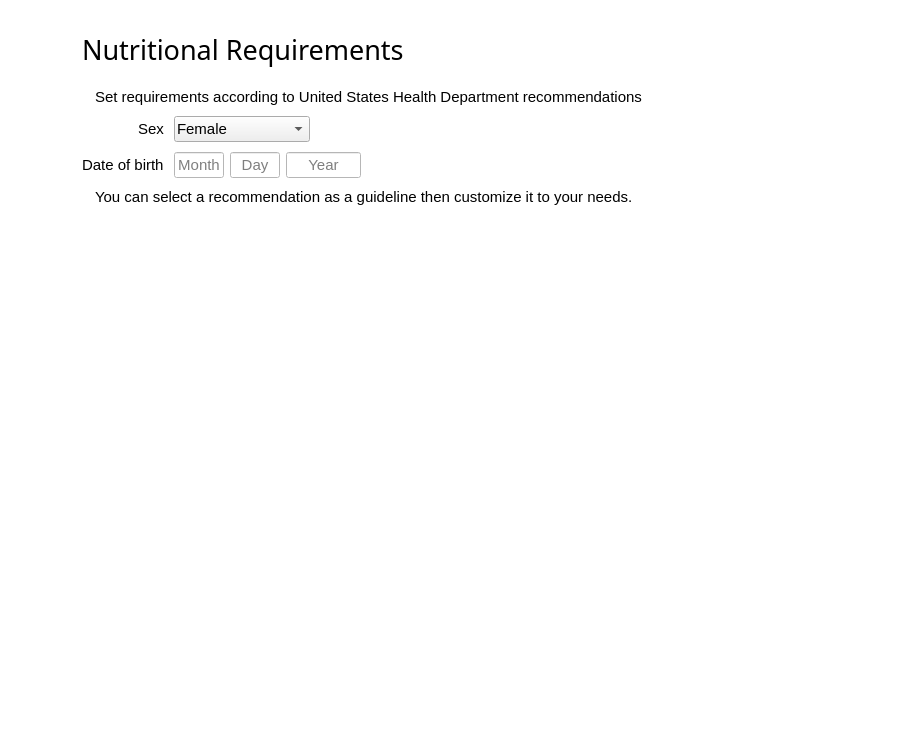
First picture: the form in ui/ui_reqwidget.ui, repository josh-minch/spartan, before the edit.
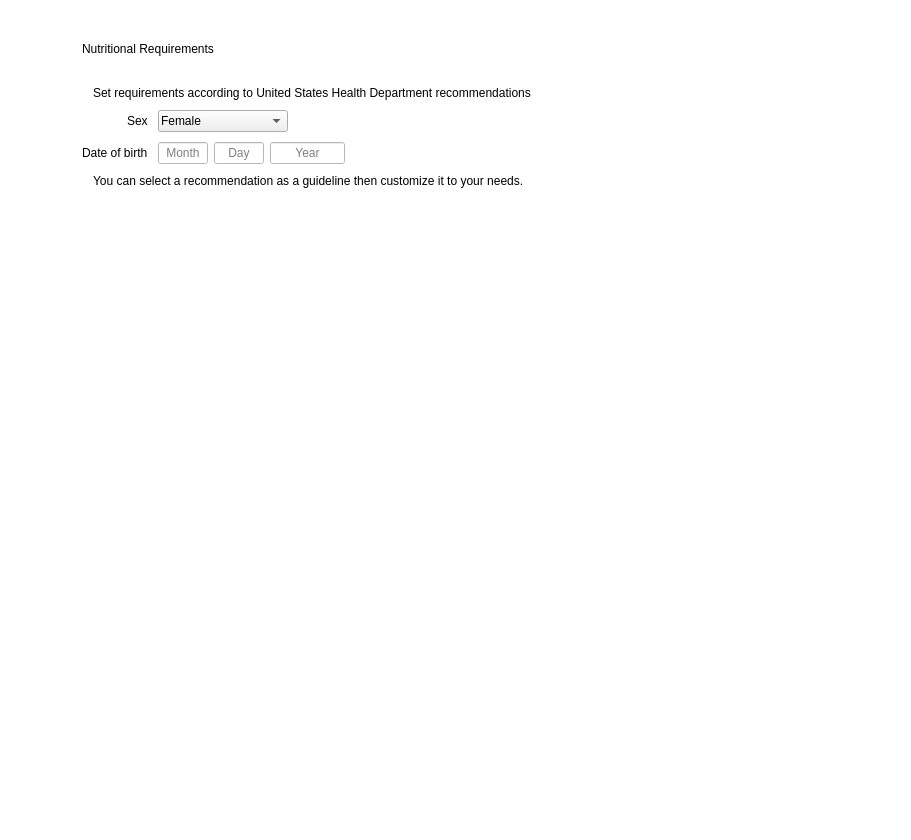
Second picture: the form after the edit. Icons and pictures are not drawn. Custom widgets are drawn as their Qt base class.

Commit message: Generalize font setting

The edit to the form file:
```diff
--- a/ui/ui_reqwidget.ui
+++ b/ui/ui_reqwidget.ui
@@ -7,7 +7,7 @@
     <x>0</x>
     <y>0</y>
     <width>911</width>
-    <height>749</height>
+    <height>840</height>
    </rect>
   </property>
   <property name="palette">
@@ -74,12 +74,6 @@
     </disabled>
    </palette>
   </property>
-  <property name="font">
-   <font>
-    <family>Segoe UI</family>
-    <pointsize>11</pointsize>
-   </font>
-  </property>
   <property name="windowTitle">
    <string>Spartan - Preferences</string>
   </property>
@@ -102,7 +96,7 @@
         <x>0</x>
         <y>0</y>
         <width>893</width>
-        <height>731</height>
+        <height>822</height>
        </rect>
       </property>
       <layout class="QGridLayout" name="gridLayout_2" rowstretch="0,0,0">
@@ -117,14 +111,6 @@
        </property>
        <item row="0" column="1">
         <widget class="QLabel" name="label">
-         <property name="font">
-          <font>
-           <family>Segoe UI Semilight</family>
-           <pointsize>20</pointsize>
-           <weight>50</weight>
-           <bold>false</bold>
-          </font>
-         </property>
          <property name="text">
           <string>Nutritional Requirements</string>
          </property>
@@ -137,12 +123,6 @@
         <layout class="QGridLayout" name="gridLayout">
          <item row="3" column="0">
           <widget class="ReqView" name="mineral_view">
-           <property name="font">
-            <font>
-             <family>Segoe UI</family>
-             <pointsize>11</pointsize>
-            </font>
-           </property>
            <property name="focusPolicy">
             <enum>Qt::NoFocus</enum>
            </property>
@@ -176,12 +156,6 @@
          </item>
          <item row="0" column="0" rowspan="2">
           <widget class="ReqView" name="macro_view">
-           <property name="font">
-            <font>
-             <family>Segoe UI</family>
-             <pointsize>11</pointsize>
-            </font>
-           </property>
            <property name="focusPolicy">
             <enum>Qt::NoFocus</enum>
            </property>
@@ -215,12 +189,6 @@
          </item>
          <item row="2" column="0">
           <widget class="ReqView" name="vit_view">
-           <property name="font">
-            <font>
-             <family>Segoe UI</family>
-             <pointsize>11</pointsize>
-            </font>
-           </property>
            <property name="focusPolicy">
             <enum>Qt::NoFocus</enum>
            </property>
@@ -290,11 +258,6 @@
              </item>
              <item>
               <widget class="QLabel" name="label_15">
-               <property name="font">
-                <font>
-                 <pointsize>11</pointsize>
-                </font>
-               </property>
                <property name="text">
                 <string>Set requirements according to United States Health Department recommendations</string>
                </property>
@@ -355,14 +318,6 @@
                  </disabled>
                 </palette>
                </property>
-               <property name="font">
-                <font>
-                 <family>Segoe UI</family>
-                 <pointsize>11</pointsize>
-                 <weight>50</weight>
-                 <bold>false</bold>
-                </font>
-               </property>
                <property name="text">
                 <string>Sex</string>
                </property>
@@ -385,12 +340,6 @@
                  <height>0</height>
                 </size>
                </property>
-               <property name="font">
-                <font>
-                 <family>Segoe UI</family>
-                 <pointsize>11</pointsize>
-                </font>
-               </property>
                <property name="focusPolicy">
                 <enum>Qt::TabFocus</enum>
                </property>
@@ -474,14 +423,6 @@
                  </disabled>
                 </palette>
                </property>
-               <property name="font">
-                <font>
-                 <family>Segoe UI</family>
-                 <pointsize>11</pointsize>
-                 <weight>50</weight>
-                 <bold>false</bold>
-                </font>
-               </property>
                <property name="text">
                 <string>Date of birth</string>
                </property>
@@ -509,11 +450,6 @@
                    <height>16777215</height>
                   </size>
                  </property>
-                 <property name="font">
-                  <font>
-                   <pointsize>11</pointsize>
-                  </font>
-                 </property>
                  <property name="focusPolicy">
                   <enum>Qt::StrongFocus</enum>
                  </property>
@@ -539,11 +475,6 @@
                    <height>16777215</height>
                   </size>
                  </property>
-                 <property name="font">
-                  <font>
-                   <pointsize>11</pointsize>
-                  </font>
-                 </property>
                  <property name="focusPolicy">
                   <enum>Qt::StrongFocus</enum>
                  </property>
@@ -569,11 +500,6 @@
                    <height>16777215</height>
                   </size>
                  </property>
-                 <property name="font">
-                  <font>
-                   <pointsize>11</pointsize>
-                  </font>
-                 </property>
                  <property name="focusPolicy">
                   <enum>Qt::StrongFocus</enum>
                  </property>
@@ -622,11 +548,6 @@
              </item>
              <item>
               <widget class="QLabel" name="label_17">
-               <property name="font">
-                <font>
-                 <pointsize>11</pointsize>
-                </font>
-               </property>
                <property name="text">
                 <string>You can select a recommendation as a guideline then customize it to your needs.</string>
                </property>
```
Left out of the diff: 3 changed lines with no effect on the pictures. The commit also changes 25 other files.
